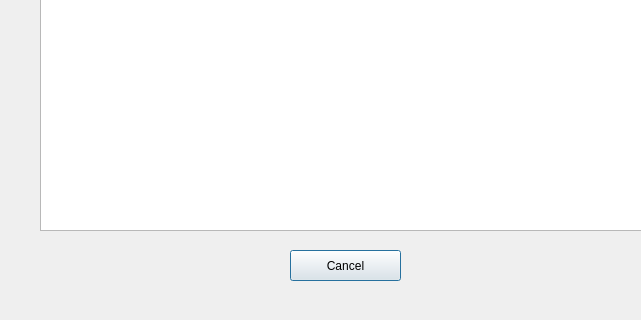
jonathansaetre/BankSystem, file accountlist.ui: the form before one commit; both pictures show x 0 to 641 and y 230 to 550 of the 750 by 550 pixel window.
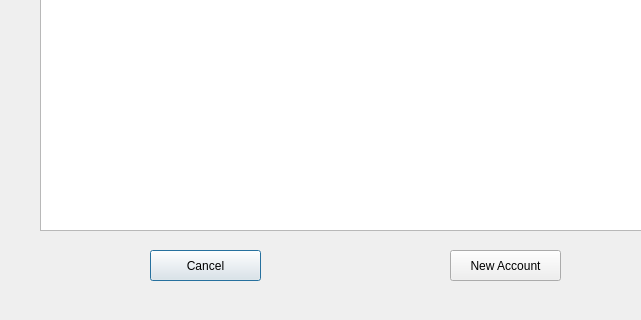
The form after the commit.

Commit message: Added new account from accountList

What changed in the file:
```diff
--- a/accountlist.ui
+++ b/accountlist.ui
@@ -49,7 +49,7 @@
   <widget class="QPushButton" name="cancelButton">
    <property name="geometry">
     <rect>
-     <x>290</x>
+     <x>150</x>
      <y>480</y>
      <width>111</width>
      <height>31</height>
@@ -59,6 +59,19 @@
     <string>Cancel</string>
    </property>
   </widget>
+  <widget class="QPushButton" name="Newaccount">
+   <property name="geometry">
+    <rect>
+     <x>450</x>
+     <y>480</y>
+     <width>111</width>
+     <height>31</height>
+    </rect>
+   </property>
+   <property name="text">
+    <string>New Account</string>
+   </property>
+  </widget>
  </widget>
  <resources/>
  <connections/>
```
The commit also changes 2 other files.
